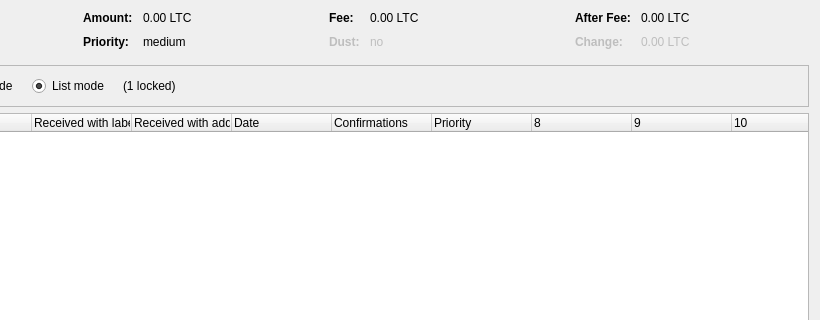
Above: src/qt/forms/coincontroldialog.ui from monacoinproject/monacoin before the change; both pictures show x 180 to 1000 and y 0 to 320 of the 1000 by 500 pixel window. Below: the same form after it.
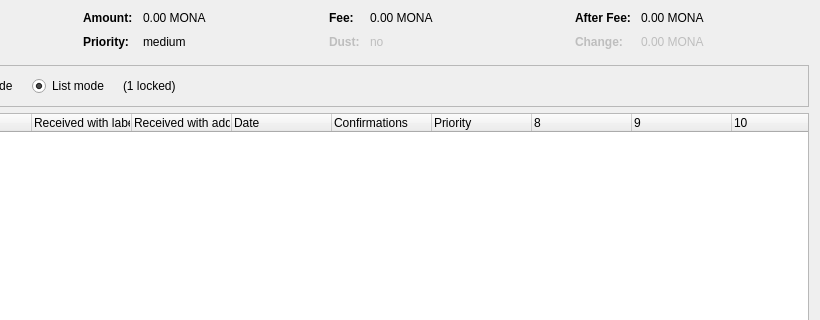
That is the form after the change. Custom widgets are drawn as their Qt base class.

What changed in the file:
```diff
--- a/src/qt/forms/coincontroldialog.ui
+++ b/src/qt/forms/coincontroldialog.ui
@@ -132,7 +132,7 @@
           <enum>Qt::ActionsContextMenu</enum>
          </property>
          <property name="text">
-          <string notr="true">0.00 LTC</string>
+          <string notr="true">0.00 MONA</string>
          </property>
          <property name="textInteractionFlags">
           <set>Qt::LinksAccessibleByMouse|Qt::TextSelectableByKeyboard|Qt::TextSelectableByMouse</set>
@@ -206,7 +206,7 @@
           <enum>Qt::ActionsContextMenu</enum>
          </property>
          <property name="text">
-          <string notr="true">0.00 LTC</string>
+          <string notr="true">0.00 MONA</string>
          </property>
          <property name="textInteractionFlags">
           <set>Qt::LinksAccessibleByMouse|Qt::TextSelectableByKeyboard|Qt::TextSelectableByMouse</set>
@@ -286,7 +286,7 @@
           <enum>Qt::ActionsContextMenu</enum>
          </property>
          <property name="text">
-          <string notr="true">0.00 LTC</string>
+          <string notr="true">0.00 MONA</string>
          </property>
          <property name="textInteractionFlags">
           <set>Qt::LinksAccessibleByMouse|Qt::TextSelectableByKeyboard|Qt::TextSelectableByMouse</set>
@@ -321,7 +321,7 @@
           <enum>Qt::ActionsContextMenu</enum>
          </property>
          <property name="text">
-          <string notr="true">0.00 LTC</string>
+          <string notr="true">0.00 MONA</string>
          </property>
          <property name="textInteractionFlags">
           <set>Qt::LinksAccessibleByMouse|Qt::TextSelectableByKeyboard|Qt::TextSelectableByMouse</set>
```
